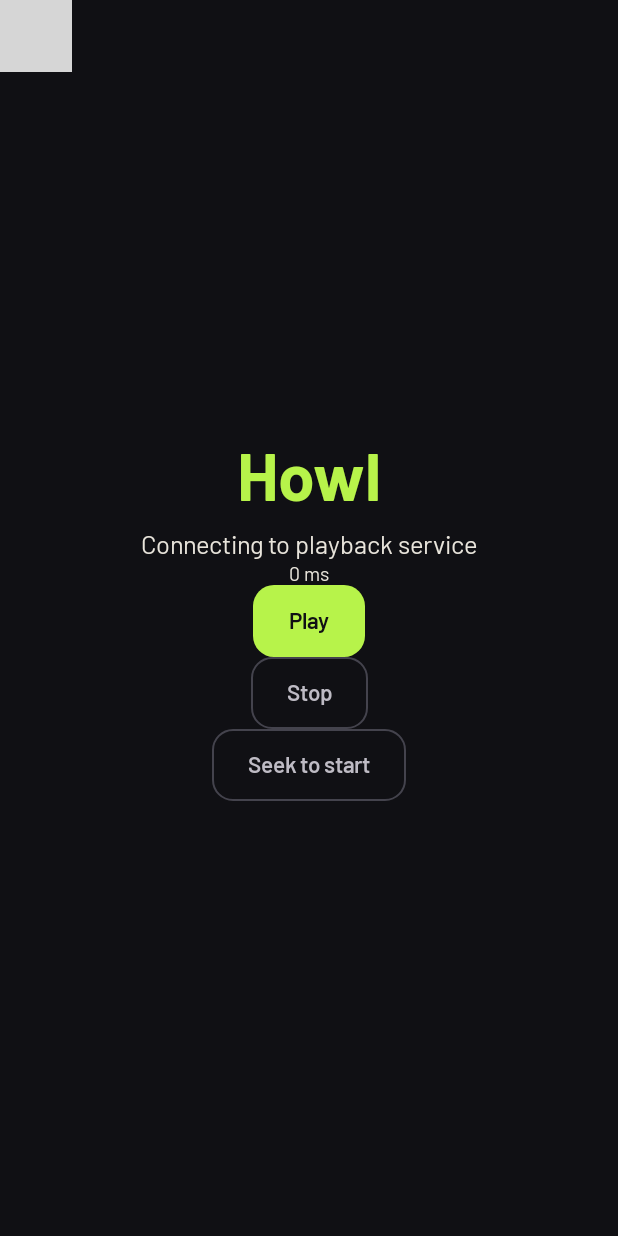
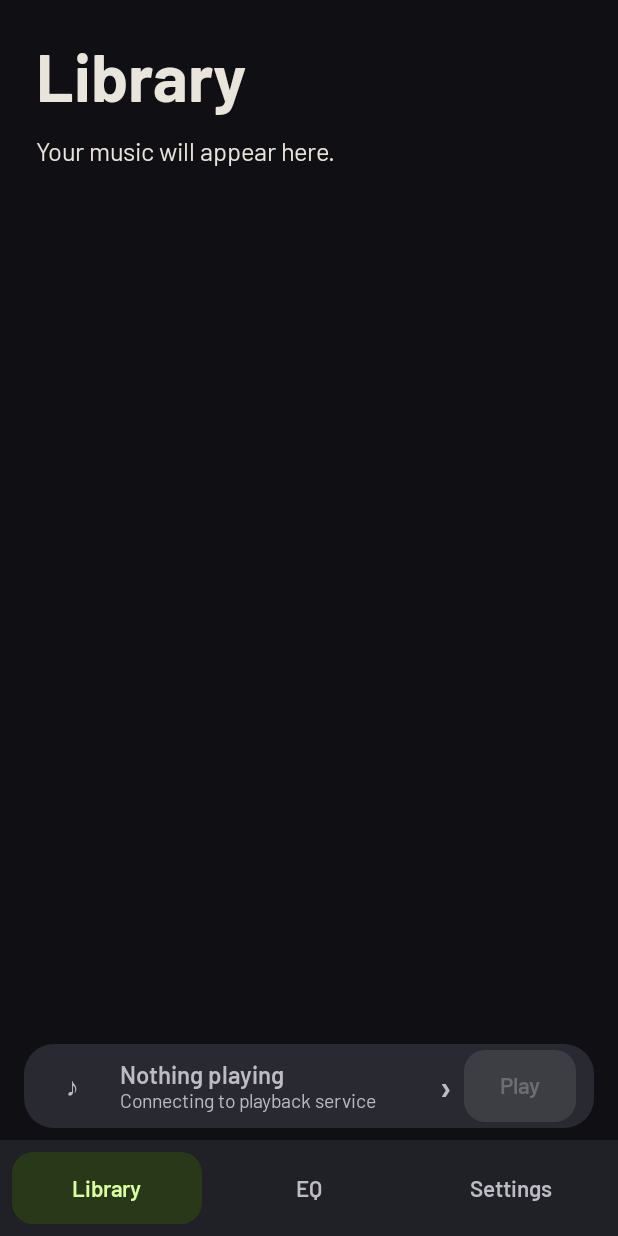
Before and after one commit to arafat2020/howl-music, an Android app built with Jetpack Compose: the screen it shows after launch (MainActivity), on a phone screen of 412 x 824 dp. Run offline under Robolectric (Android 15) with nearby library versions, the phone set to English and light mode, and no system bars; 1 statement that could not run was skipped; grey boxes are pictures that could not be loaded.

Commit message:
Add the navigation shell and persistent mini-player.

```diff
--- a/android-app/build.gradle.kts
+++ b/android-app/build.gradle.kts
@@ -61,6 +61,7 @@ dependencies {
     implementation(libs.androidx.core.ktx)
     implementation(libs.androidx.room.runtime)
     implementation(libs.coil.compose)
+    implementation(libs.androidx.navigation.compose)
     ksp(libs.androidx.room.compiler)
     implementation(libs.androidx.activity.compose)
 
--- a/android-app/src/main/java/com/howl/music/MainActivity.kt
+++ b/android-app/src/main/java/com/howl/music/MainActivity.kt
@@ -4,18 +4,7 @@ import android.content.Intent
 import android.os.Bundle
 import androidx.activity.ComponentActivity
 import androidx.activity.compose.setContent
-import androidx.compose.foundation.layout.Arrangement
-import androidx.compose.foundation.rememberScrollState
-import androidx.compose.foundation.verticalScroll
-import androidx.compose.foundation.layout.Column
-import androidx.compose.foundation.layout.fillMaxSize
-import androidx.compose.foundation.layout.padding
-import androidx.compose.material3.MaterialTheme
-import androidx.compose.material3.Text
-import androidx.compose.runtime.LaunchedEffect
 import androidx.compose.runtime.mutableStateOf
-import androidx.compose.ui.Alignment
-import androidx.compose.ui.Modifier
 import androidx.media3.common.MediaItem
 import androidx.media3.common.Player
 import androidx.media3.common.util.UnstableApi
@@ -24,18 +13,16 @@ import com.howl.music.media.HowlPlaybackService
 import com.howl.music.ui.components.HowlButton
 import com.howl.music.ui.debug.ArtworkPreviewActivity
 import com.howl.music.ui.debug.ComponentGalleryActivity
-import com.howl.music.ui.theme.HowlSpacing
 import com.howl.music.ui.debug.ScanActivity
 import com.howl.music.ui.theme.HowlTheme
-import kotlinx.coroutines.delay
+import com.howl.music.ui.nav.HowlNavHost
+import com.howl.music.ui.player.PlaybackUiState
 
 @UnstableApi
 class MainActivity : ComponentActivity() {
     private var connection: PlayerController? = null
     private val player = mutableStateOf<MediaController?>(null)
-    private val status = mutableStateOf("Connecting to playback service")
-    private val position = mutableStateOf(0L)
-    private val playing = mutableStateOf(false)
+    private val playback = mutableStateOf(PlaybackUiState())
     private val pendingPlay = mutableStateOf(false)
     private val pendingDiagnostics = mutableStateOf(false)
 
@@ -50,50 +37,26 @@ class MainActivity : ComponentActivity() {
         super.onCreate(savedInstanceState)
         setContent {
             HowlTheme {
-                LaunchedEffect(player.value, playing.value) {
-                    while (playing.value) {
-                        player.value?.let(::updatePlayer)
-                        delay(250)
-                    }
-                }
-                Column(
-                    modifier = Modifier.fillMaxSize().verticalScroll(rememberScrollState()).padding(HowlSpacing.Screen),
-                    horizontalAlignment = Alignment.CenterHorizontally,
-                    verticalArrangement = Arrangement.Center,
-                ) {
-                    Text("Howl", style = MaterialTheme.typography.displayMedium, color = MaterialTheme.colorScheme.primary)
-                    Text(status.value, modifier = Modifier.padding(top = HowlSpacing.Small))
-                    Text("${position.value} ms", style = MaterialTheme.typography.bodySmall)
-                    HowlButton(
-                        label = if (playing.value) "Pause" else "Play",
-                        onClick = ::togglePlayback,
-                        enabled = player.value != null && !pendingPlay.value && !pendingDiagnostics.value,
-                    )
-                    HowlButton(
-                        label = "Stop",
-                        onClick = { player.value?.stop() },
-                        enabled = player.value != null && !pendingDiagnostics.value,
-                        primary = false,
-                    )
-                    HowlButton(
-                        label = "Seek to start",
-                        onClick = { player.value?.seekTo(0) },
-                        enabled = player.value?.isCommandAvailable(Player.COMMAND_SEEK_IN_CURRENT_MEDIA_ITEM) == true &&
-                            !pendingDiagnostics.value,
-                        primary = false,
-                    )
-                    if (BuildConfig.DEBUG) {
+                HowlNavHost(
+                    playback = playback.value,
+                    onToggle = ::togglePlayback,
+                    onStop = { player.value?.stop() },
+                    onSeekStart = { player.value?.seekTo(0) },
+                    readPositionMs = { player.value?.currentPosition ?: 0L },
+                    debugTools = if (BuildConfig.DEBUG) {
+                        {
                             HowlButton("Scan music", { startActivity(Intent(this@MainActivity, ScanActivity::class.java)) }, primary = false)
                             HowlButton("Artwork preview", { startActivity(Intent(this@MainActivity, ArtworkPreviewActivity::class.java)) }, primary = false)
                             HowlButton("Component gallery", { startActivity(Intent(this@MainActivity, ComponentGalleryActivity::class.java)) }, primary = false)
                             HowlButton(
                                 label = "Engine diagnostics",
                                 onClick = ::openDiagnostics,
-                            enabled = player.value != null && !pendingPlay.value && !pendingDiagnostics.value,
+                                enabled = playback.value.canToggle,
                                 primary = false,
                             )
                         }
-                }
+                    } else null,
+                )
             }
         }
     }
@@ -106,7 +69,7 @@ class MainActivity : ComponentActivity() {
     override fun onStop() {
         player.value?.removeListener(listener)
         player.value = null
-        playing.value = false
+        playback.value = playback.value.copy(canToggle = false, canSeek = false)
         pendingPlay.value = false
         pendingDiagnostics.value = false
         connection?.close()
@@ -124,16 +87,18 @@ class MainActivity : ComponentActivity() {
         player.value = null
         pendingPlay.value = false
         pendingDiagnostics.value = false
-        playing.value = false
-        status.value = message
+        playback.value = PlaybackUiState(status = message)
     }
 
     private fun togglePlayback() {
         val controller = player.value ?: return
-        if (controller.isPlaying) {
+        if (controller.playWhenReady && controller.playbackState != Player.STATE_ENDED &&
+            controller.playbackState != Player.STATE_IDLE
+        ) {
             controller.pause()
         } else if (controller.currentMediaItem == null) {
             pendingPlay.value = true
+            updatePlayer(controller)
             controller.setMediaItem(MediaItem.Builder().setMediaId(HowlPlaybackService.SAMPLE_MEDIA_ID).build())
         } else {
             startPlayback(controller)
@@ -149,6 +114,7 @@ class MainActivity : ComponentActivity() {
     private fun openDiagnostics() {
         val controller = player.value ?: return
         pendingDiagnostics.value = true
+        updatePlayer(controller)
         if (controller.currentMediaItem == null) {
             completePendingAction(controller)
         } else {
@@ -170,12 +136,23 @@ class MainActivity : ComponentActivity() {
     }
 
     private fun updatePlayer(player: Player) {
-        position.value = player.currentPosition
-        playing.value = player.isPlaying
-        status.value = player.playerError?.message ?: when (player.playbackState) {
-            Player.STATE_READY -> if (player.isPlaying) "Playing" else "Paused"
-            Player.STATE_ENDED -> "Ended"
+        val item = player.currentMediaItem
+        val readyForCommands = !pendingPlay.value && !pendingDiagnostics.value
+        playback.value = PlaybackUiState(
+            title = item?.let { player.mediaMetadata.title?.toString() ?: it.mediaId },
+            artworkTrackUri = item?.localConfiguration?.uri?.toString(),
+            status = player.playerError?.message ?: when {
+                pendingPlay.value -> "Loading track"
+                player.playbackState == Player.STATE_READY -> if (player.isPlaying) "Playing" else "Paused"
+                player.playbackState == Player.STATE_ENDED -> "Ended"
                 else -> "Idle"
+            },
+            playRequested = player.playWhenReady && player.playbackState != Player.STATE_IDLE &&
+                player.playbackState != Player.STATE_ENDED,
+            canToggle = readyForCommands && (item == null ||
+                player.isCommandAvailable(Player.COMMAND_PLAY_PAUSE)),
+            canSeek = readyForCommands && player.isCommandAvailable(Player.COMMAND_SEEK_IN_CURRENT_MEDIA_ITEM),
+            positionMs = player.currentPosition,
+        )
     }
 }
-}
--- /dev/null
+++ b/android-app/src/main/java/com/howl/music/ui/nav/HowlNavHost.kt
@@ -0,0 +1,163 @@
+package com.howl.music.ui.nav
+
+import androidx.compose.animation.EnterTransition
+import androidx.compose.animation.ExitTransition
+import androidx.compose.foundation.layout.Arrangement
+import androidx.compose.foundation.layout.Column
+import androidx.compose.foundation.layout.ColumnScope
+import androidx.compose.foundation.layout.Row
+import androidx.compose.foundation.layout.fillMaxSize
+import androidx.compose.foundation.layout.fillMaxWidth
+import androidx.compose.foundation.layout.heightIn
+import androidx.compose.foundation.layout.padding
+import androidx.compose.foundation.rememberScrollState
+import androidx.compose.foundation.selection.selectable
+import androidx.compose.foundation.selection.selectableGroup
+import androidx.compose.foundation.verticalScroll
+import androidx.compose.material3.MaterialTheme
+import androidx.compose.material3.Scaffold
+import androidx.compose.material3.Surface
+import androidx.compose.material3.Text
+import androidx.compose.runtime.Composable
+import androidx.compose.runtime.produceState
+import androidx.compose.runtime.getValue
+import androidx.compose.ui.Alignment
+import androidx.compose.ui.Modifier
+import androidx.compose.ui.semantics.Role
+import androidx.compose.ui.unit.dp
+import androidx.navigation.NavGraph.Companion.findStartDestination
+import androidx.navigation.compose.NavHost
+import androidx.navigation.compose.composable
+import androidx.navigation.compose.currentBackStackEntryAsState
+import androidx.navigation.compose.rememberNavController
+import com.howl.music.ui.components.AlbumArt
+import com.howl.music.ui.components.HowlButton
+import com.howl.music.ui.player.MiniPlayer
+import com.howl.music.ui.player.PlaybackUiState
+import com.howl.music.ui.theme.HowlSpacing
+import kotlinx.coroutines.delay
+
+private enum class Tab(val route: String, val label: String) {
+    Library("library", "Library"),
+    Equalizer("eq", "EQ"),
+    Settings("settings", "Settings"),
+}
+
+private const val NOW_PLAYING = "now-playing"
+
+@Composable
+internal fun HowlNavHost(
+    playback: PlaybackUiState,
+    onToggle: () -> Unit,
+    onStop: () -> Unit,
+    onSeekStart: () -> Unit,
+    readPositionMs: () -> Long,
+    debugTools: (@Composable ColumnScope.() -> Unit)? = null,
+) {
+    val nav = rememberNavController()
+    val entry by nav.currentBackStackEntryAsState()
+    val route = entry?.destination?.route ?: Tab.Library.route
+    Scaffold(
+        bottomBar = {
+            if (route != NOW_PLAYING) {
+                Column {
+                    MiniPlayer(
+                        playback,
+                        onToggle,
+                        { nav.navigate(NOW_PLAYING) { launchSingleTop = true } },
+                        Modifier.padding(horizontal = HowlSpacing.Large, vertical = HowlSpacing.Small),
+                    )
+                    Tabs(route) { tab ->
+                        if (route != tab.route) {
+                            nav.navigate(tab.route) {
+                                popUpTo(nav.graph.findStartDestination().id) { saveState = true }
+                                launchSingleTop = true
+                                restoreState = true
+                            }
+                        }
+                    }
+                }
+            }
+        },
+    ) { padding ->
+        NavHost(
+            navController = nav,
+            startDestination = Tab.Library.route,
+            modifier = Modifier.fillMaxSize().padding(padding),
+            enterTransition = { EnterTransition.None },
+            exitTransition = { ExitTransition.None },
+        ) {
+            composable(Tab.Library.route) {
+                Destination("Library") { Text("Your music will appear here.") }
+            }
+            composable(Tab.Equalizer.route) {
+                Destination("Equalizer") { Text("Equalizer controls are coming here.") }
+            }
+            composable(Tab.Settings.route) {
+                Destination("Settings") {
+                    Text("Playback preferences will appear here.")
+                    debugTools?.invoke(this)
+                }
+            }
+            composable(NOW_PLAYING) {
+                Destination("Now Playing") {
+                    HowlButton("Back", { nav.popBackStack() }, primary = false)
+                    AlbumArt(playback.artworkTrackUri, 128.dp)
+                    Text(playback.title ?: "Nothing playing", style = MaterialTheme.typography.titleLarge)
+                    Text(playback.status, color = MaterialTheme.colorScheme.onSurfaceVariant)
+                    val position by produceState(playback.positionMs, playback) {
+                        do {
+                            value = readPositionMs()
+                            if (playback.playRequested) delay(250)
+                        } while (playback.playRequested)
+                    }
+                    Text("${position} ms", style = MaterialTheme.typography.bodySmall)
+                    HowlButton(if (playback.playRequested) "Pause" else "Play", onToggle, enabled = playback.canToggle)
+                    HowlButton("Seek to start", onSeekStart, enabled = playback.canSeek, primary = false)
+                    HowlButton("Stop", onStop, enabled = playback.canSeek, primary = false)
+                }
+            }
+        }
+    }
+}
+
+@Composable
+private fun Tabs(route: String, onSelect: (Tab) -> Unit) {
+    val colors = MaterialTheme.colorScheme
+    Surface(color = colors.surfaceContainer) {
+        Row(
+            modifier = Modifier.fillMaxWidth().selectableGroup().padding(HowlSpacing.Small),
+            horizontalArrangement = Arrangement.spacedBy(HowlSpacing.Small),
+        ) {
+            for (tab in Tab.entries) {
+                val active = route == tab.route
+                Surface(
+                    modifier = Modifier.weight(1f),
+                    shape = MaterialTheme.shapes.medium,
+                    color = if (active) colors.primaryContainer else colors.surfaceContainer,
+                    contentColor = if (active) colors.onPrimaryContainer else colors.onSurfaceVariant,
+                ) {
+                    Column(
+                        modifier = Modifier.heightIn(min = HowlSpacing.TouchTarget)
+                            .selectable(active, role = Role.Tab, onClick = { onSelect(tab) }),
+                        horizontalAlignment = Alignment.CenterHorizontally,
+                        verticalArrangement = Arrangement.Center,
+                    ) {
+                        Text(tab.label, style = MaterialTheme.typography.labelLarge)
+                    }
+                }
+            }
+        }
+    }
+}
+
+@Composable
+private fun Destination(title: String, content: @Composable ColumnScope.() -> Unit) {
+    Column(
+        modifier = Modifier.fillMaxSize().verticalScroll(rememberScrollState()).padding(HowlSpacing.Screen),
+        verticalArrangement = Arrangement.spacedBy(HowlSpacing.Medium),
+    ) {
+        Text(title, style = MaterialTheme.typography.displayMedium)
+        content()
+    }
+}
--- /dev/null
+++ b/android-app/src/main/java/com/howl/music/ui/player/MiniPlayer.kt
@@ -0,0 +1,82 @@
+package com.howl.music.ui.player
+
+import androidx.compose.foundation.clickable
+import androidx.compose.foundation.layout.Arrangement
+import androidx.compose.foundation.layout.Column
+import androidx.compose.foundation.layout.Row
+import androidx.compose.foundation.layout.fillMaxWidth
+import androidx.compose.foundation.layout.heightIn
+import androidx.compose.foundation.layout.padding
+import androidx.compose.material3.MaterialTheme
+import androidx.compose.material3.Surface
+import androidx.compose.material3.Text
+import androidx.compose.runtime.Composable
+import androidx.compose.ui.Alignment
+import androidx.compose.ui.Modifier
+import androidx.compose.ui.semantics.Role
+import androidx.compose.ui.text.style.TextOverflow
+import androidx.compose.ui.unit.dp
+import com.howl.music.ui.components.AlbumArt
+import com.howl.music.ui.components.HowlButton
+import com.howl.music.ui.theme.HowlSpacing
+
+internal data class PlaybackUiState(
+    val title: String? = null,
+    val artworkTrackUri: String? = null,
+    val status: String = "Connecting to playback service",
+    val playRequested: Boolean = false,
+    val canToggle: Boolean = false,
+    val canSeek: Boolean = false,
+    val positionMs: Long = 0,
+)
+
+@Composable
+internal fun MiniPlayer(
+    playback: PlaybackUiState,
+    onToggle: () -> Unit,
+    onExpand: () -> Unit,
+    modifier: Modifier = Modifier,
+) {
+    val colors = MaterialTheme.colorScheme
+    Surface(
+        modifier = modifier.fillMaxWidth(),
+        shape = MaterialTheme.shapes.large,
+        color = colors.surfaceContainerHigh,
+    ) {
+        Row(
+            modifier = Modifier.padding(horizontal = HowlSpacing.Medium, vertical = HowlSpacing.ExtraSmall),
+            horizontalArrangement = Arrangement.spacedBy(HowlSpacing.Small),
+            verticalAlignment = Alignment.CenterVertically,
+        ) {
+            Row(
+                modifier = Modifier.weight(1f).heightIn(min = HowlSpacing.TouchTarget)
+                    .clickable(role = Role.Button, onClickLabel = "Open Now Playing", onClick = onExpand),
+                horizontalArrangement = Arrangement.spacedBy(HowlSpacing.Medium),
+                verticalAlignment = Alignment.CenterVertically,
+            ) {
+                AlbumArt(playback.artworkTrackUri, 40.dp)
+                Column(Modifier.weight(1f)) {
+                    Text(
+                        playback.title ?: "Nothing playing",
+                        style = MaterialTheme.typography.titleSmall,
+                        maxLines = 1,
+                        overflow = TextOverflow.Ellipsis,
+                    )
+                    Text(
+                        playback.status,
+                        style = MaterialTheme.typography.bodySmall,
+                        color = colors.onSurfaceVariant,
+                        maxLines = 1,
+                        overflow = TextOverflow.Ellipsis,
+                    )
+                }
+                Text("›", style = MaterialTheme.typography.headlineSmall, color = colors.onSurfaceVariant)
+            }
+            HowlButton(
+                label = if (playback.playRequested) "Pause" else "Play",
+                onClick = onToggle,
+                enabled = playback.canToggle,
+            )
+        }
+    }
+}
--- a/gradle/libs.versions.toml
+++ b/gradle/libs.versions.toml
@@ -12,8 +12,10 @@ media3 = "1.6.1"
 room = "2.7.2"
 ksp = "2.0.21-1.0.28"
 coil = "2.7.0"
+navigation = "2.8.5"
 
 [libraries]
+androidx-navigation-compose = { group = "androidx.navigation", name = "navigation-compose", version.ref = "navigation" }
 coil-compose = { group = "io.coil-kt", name = "coil-compose", version.ref = "coil" }
 androidx-room-runtime = { group = "androidx.room", name = "room-runtime", version.ref = "room" }
 androidx-room-compiler = { group = "androidx.room", name = "room-compiler", version.ref = "room" }
```
Also changed, not shown: 1 other file. Lines whose indentation alone changed are shown as unchanged.
